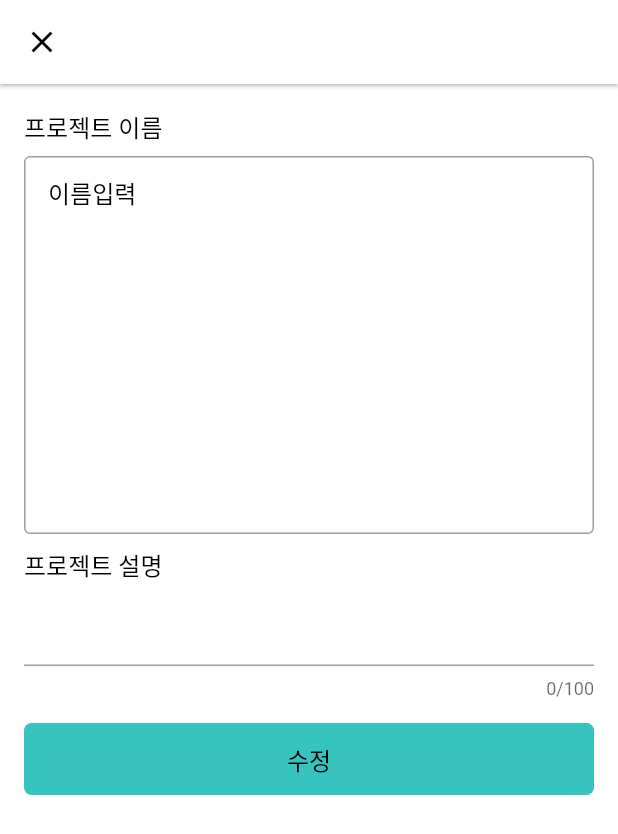
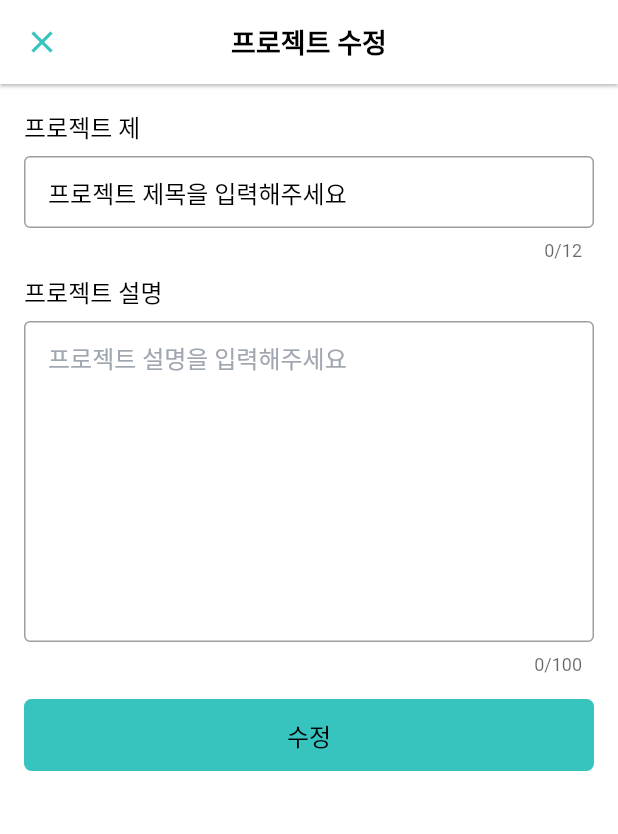
Before and after one commit to juyeonha/task2, a Flutter app: the ProjectEditDialog screen opened directly, on a phone screen of 412 x 824 dp. Shown: the top 834 px of the screen. Run offline on Flutter 3.47's test engine with Material 2 defaults, Android fonts, the phone set to English and light mode, and no system bars; our stand-ins replace fluttertoast; missing offline and left inert: dart:html, jaguar_jwt.

Commit message:
2021.02.19 중간점검

```diff
--- a/lib/project_edit_dialog.dart
+++ b/lib/project_edit_dialog.dart
@@ -32,11 +32,8 @@ class _ProjectEditDialogState extends State<ProjectEditDialog> with WidgetsBindi
 
   void initState() {
     super.initState();
-    //바인딩이라는 게 팝업 느낌...??????????????
-    WidgetsBinding.instance.addObserver(
-        this); //addObserver : 지정된 개체를 바인딩 관찰자로 등록 , 바인딩 관찰자는 이벤트가 있으면 알림을 받는다.
-    WidgetsBinding.instance.addPostFrameCallback((
-        _) { //addPostFrameCallback : 새프레임을 요청하지 않습니다.
+    WidgetsBinding.instance.addObserver(this); //addObserver : 지정된 개체를 바인딩 관찰자로 등록 , 바인딩 관찰자는 이벤트가 있으면 알림을 받는다.
+    WidgetsBinding.instance.addPostFrameCallback((_) { //addPostFrameCallback : 새프레임을 요청하지 않습니다.
       if (widget.edtiType == 'edit') {
         _tecName.text = widget.item.title;
         _tecMemo.text = widget.item.memo;
@@ -56,7 +53,8 @@ class _ProjectEditDialogState extends State<ProjectEditDialog> with WidgetsBindi
   Widget build(BuildContext context) {
     return Scaffold(
         backgroundColor: Colors.white,
-        appBar: _buildAppbar(context), body: _buildBody(context)
+        appBar: _buildAppbar(context),
+        body: _buildBody(context)
     );
   }
 
@@ -72,7 +70,7 @@ class _ProjectEditDialogState extends State<ProjectEditDialog> with WidgetsBindi
       automaticallyImplyLeading: false,
       //행간이 true고 null경우 자동완성 , 행간이 false고 null일 경우 공백
       leading: IconButton( //행간 닫기버튼
-          icon: Icon(Icons.close, color: Colors.black),
+          icon: Icon(Icons.close, color: getColorFromHex('#37c3be')),
           tooltip: '닫기!!!!!!!!!!!!!!!!!!!!',
           onPressed: () {
             Navigator.pop(context); //닫기를 눌렀을떄 context 가 무엇을 의미 하는??
@@ -81,7 +79,7 @@ class _ProjectEditDialogState extends State<ProjectEditDialog> with WidgetsBindi
       title: Text(
           widget.edtiType == 'new' ? '새 프로젝트 생성' : '프로젝트 수정',
           style: TextStyle(
-              fontSize: 18, fontWeight: FontWeight.w700, color: Colors.white),
+              fontSize: 18, fontWeight: FontWeight.w700, color: Colors.black),
       ),
       actions: <Widget>[
       ],
@@ -97,25 +95,23 @@ class _ProjectEditDialogState extends State<ProjectEditDialog> with WidgetsBindi
             mainAxisAlignment: MainAxisAlignment.start,
             crossAxisAlignment: CrossAxisAlignment.start,
             children: [
-              Text('프로젝트 이름', style: TextStyle(fontSize: 16,
-                  fontWeight: FontWeight.w500,
-                  color: Colors.black)),
+              Text('프로젝트 제', style: TextStyle(fontSize: 16, fontWeight: FontWeight.w500, color: Colors.black)),
               SizedBox(height: 8),
               TextField(
-                onSubmitted: (_) { //파라미터에 _ 그냥 써주신건가요??? 여러군데 있던데 의미없는건가요?
+                onSubmitted: (_) { //유저가 보낸 tecName 과 tecMemo 받기 위한 calllback으로 onSubmitted 메서드를 구현 ,무명함수 : value값이 리턴으로 돌아와도 받지 않겠다는 뜻
                 },
                 controller: _tecName,
                 focusNode: _focusName,
                 textInputAction: TextInputAction.next,
-                maxLines: 12,
+                maxLength: 12, //글자
                 scrollPadding: EdgeInsets.all(0),
                 style: TextStyle(fontSize: 16, fontWeight: FontWeight.w500, color: Colors.black),
                 decoration: InputDecoration(
-                  contentPadding: EdgeInsets.fromLTRB(16, 8, 8, 16),
+                  contentPadding: EdgeInsets.fromLTRB(16, 8, 8, 16), //이름입력 간격 16이 한칸 정도입니다.
                   border: OutlineInputBorder(
                     borderSide: BorderSide(color: getColorFromHex('#e5e5e5')),
                   ),
-                  hintText: "이름입력",
+                  hintText: "프로젝트 제목을 입력해주세요",
                   hintStyle: TextStyle(fontSize: 16, fontWeight: FontWeight.w300, color: Colors.black),
                 ),
               ),
@@ -128,9 +124,18 @@ class _ProjectEditDialogState extends State<ProjectEditDialog> with WidgetsBindi
                 controller : _tecMemo,
                 focusNode: _focusMemo,
                 textInputAction: TextInputAction.next,
-                maxLength: 100,
+                maxLength: 100, //글자
+                maxLines: 10, //칸 널이 조정
                 scrollPadding: EdgeInsets.all(0),
                 style: TextStyle(fontSize: 16, fontWeight: FontWeight.w500, color: Colors.black),
+                decoration: InputDecoration(
+                  contentPadding: EdgeInsets.fromLTRB(16, 8, 8, 16),
+                  border: OutlineInputBorder(
+                    borderSide: BorderSide(color : getColorFromHex('#e5e5e5'))
+                  ),
+                  hintText: '프로젝트 설명을 입력해주세요',
+                  hintStyle: TextStyle(fontSize: 16, fontWeight: FontWeight.w300, color: getColorFromHex('#A1A7B1')),
+                ),
               ),
               SizedBox(height: 16),
               InkWell(
@@ -192,7 +197,7 @@ class _ProjectEditDialogState extends State<ProjectEditDialog> with WidgetsBindi
     //필수값 확인
     if(_tecName.text.length < 2) {
       toast('이름을 확인해주세요.');
-      _focusName.requestFocus();
+      _focusName.requestFocus(); //다시 포커스를 주겠다.
       return;
     }
 
```
Also changed, not shown: lib/four04_page.dart (added, +20 -0 lines), lib/join_page.dart (+13 -6 lines), lib/main.dart (+17 -5 lines), lib/project_list_page.dart (+118 -55 lines), lib/work_page.dart (added, +61 -0 lines).
